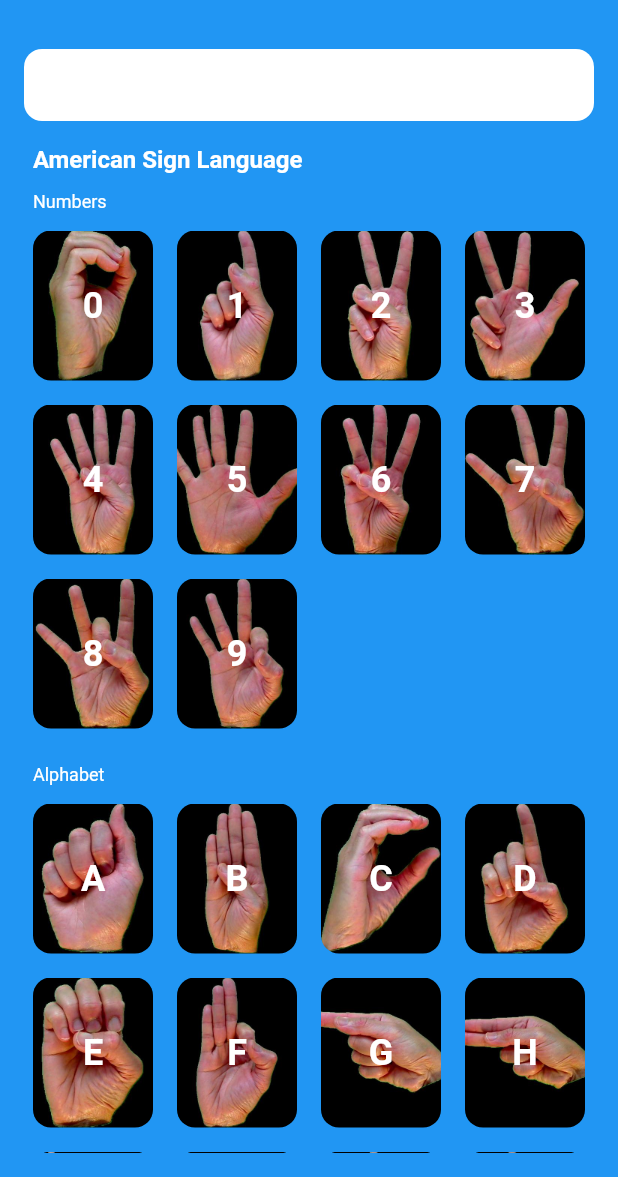
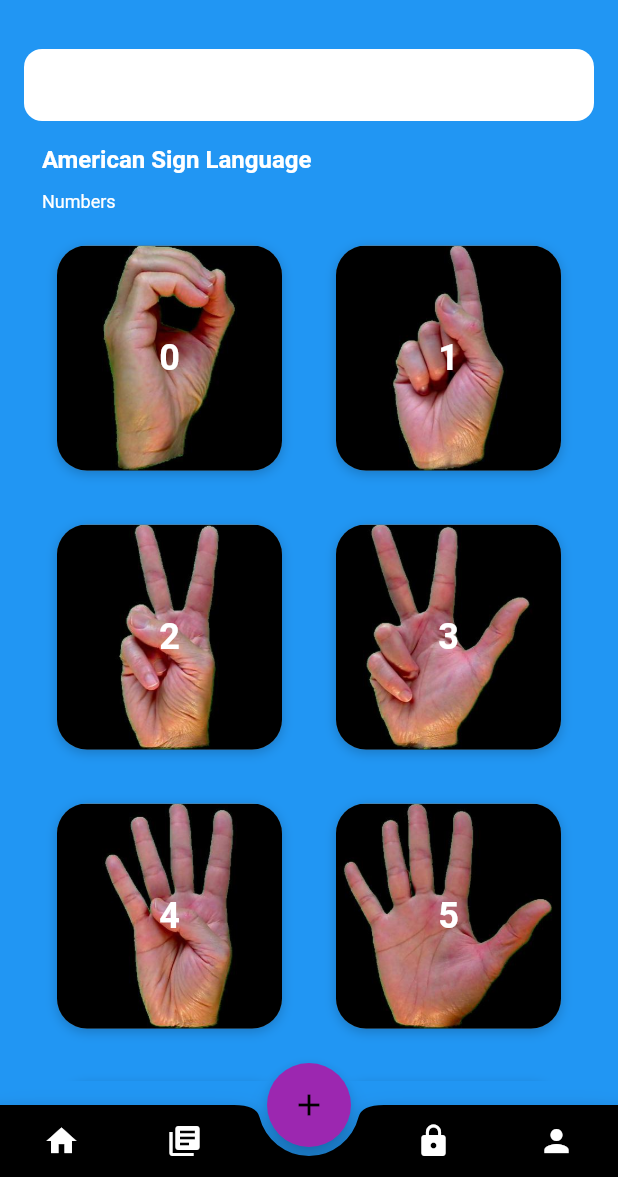
Before and after one commit to natdeci/new_signometry, a Flutter app: the DisctionaryScreen screen opened by its route, on a phone screen of 412 x 824 dp, the part 59-1236 px from its top. Run offline on Flutter 3.47's test engine with Material 2 defaults, Android fonts, the phone set to English and light mode, and no system bars.

Commit message:
Fixed navbar and back button functions

```diff
--- a/lib/main.dart
+++ b/lib/main.dart
@@ -92,25 +92,83 @@ class DisctionaryScreen extends StatelessWidget {
           ],
         ),
       ),
+      floatingActionButton: FloatingActionButton(
+        onPressed: () {
+
+        },
+        child: Icon(Icons.add),
+        backgroundColor: Colors.purple,
+      ),
+      floatingActionButtonLocation: FloatingActionButtonLocation.centerDocked,
+      bottomNavigationBar: BottomAppBar(
+        shape: CircularNotchedRectangle(),
+        color: Colors.black,
+        notchMargin: 6.0,
+        child: Row(
+          mainAxisSize: MainAxisSize.max,
+          mainAxisAlignment: MainAxisAlignment.spaceAround,
+          children: <Widget>[
+            IconButton(
+              icon: Icon(Icons.home, color: Colors.white),
+              onPressed: () {
+                Navigator.pop(context);
+              },
+            ),
+            IconButton(
+              icon: Icon(Icons.library_books, color: Colors.white),
+              onPressed: () {
+                Navigator.of(context).pushReplacement(MaterialPageRoute(builder: (context) => DisctionaryScreen()));
+              },
+            ),
+            SizedBox(width: 50),  // Creates space for the floating action button
+            IconButton(
+              icon: Icon(Icons.lock, color: Colors.white,),
+              onPressed: () {
+                Navigator.pop(context);
+                Navigator.of(context).pushNamed('/lock');
+              },
+            ),
+            IconButton(
+              icon: Icon(Icons.person, color: Colors.white),
+              onPressed: () {
+
+              },
+            ),
+          ],
+        ),
+      ),
       // Your Bottom Navigation Bar
     );
   }
 
   Widget _buildSignCard(String sign) {
     return Container(
-      width: 80,
-      height: 100,
+      margin: EdgeInsets.symmetric(vertical: 10.0, horizontal: 10.0), // Add spacing between the boxes
+      width: 150.0,  // Increase width
+      height: 150.0,  // Increase height
       decoration: BoxDecoration(
-        borderRadius: BorderRadius.circular(12.0),
+        color: Colors.blueGrey,
+        borderRadius: BorderRadius.circular(20.0),
+        boxShadow: [
+          BoxShadow(
+            color: Colors.black.withOpacity(0.2),
+            blurRadius: 6.0,
+            offset: Offset(0, 2),
+          ),
+        ],
         image: DecorationImage(
-          image: AssetImage('assets/$sign.jpeg'),  // Adjust based on your asset directory structure
+          image: AssetImage('assets/$sign.jpeg'),
           fit: BoxFit.cover,
         ),
       ),
       child: Center(
         child: Text(
           sign.toUpperCase(),
-          style: TextStyle(fontSize: 24, color: Colors.white, fontWeight: FontWeight.bold),
+          style: TextStyle(
+            fontSize: 24.0,  // Increase font size
+            fontWeight: FontWeight.bold,
+            color: Colors.white,
+          ),
         ),
       ),
     );
@@ -199,12 +257,15 @@ class LockPage extends StatelessWidget {
               icon: Icon(Icons.home, color: Colors.white),
               onPressed: () {
                 // Navigate to Home Page
+                Navigator.pop(context);
               },
             ),
             IconButton(
               icon: Icon(Icons.library_books, color: Colors.white),
               onPressed: () {
                 // Navigate to Library Page
+                Navigator.pop(context);
+                Navigator.of(context).pushNamed('/dict');
               },
             ),
             SizedBox(width: 50),  // Creates space for the floating action button
@@ -226,7 +287,7 @@ class LockPage extends StatelessWidget {
       floatingActionButton: FloatingActionButton(
         onPressed: () {
           // Action for floating button
-          Navigator.of(context).pushNamedAndRemoveUntil('/lock', ModalRoute.withName('/'));
+          // Navigator.of(context).pushNamedAndRemoveUntil('/lock', ModalRoute.withName('/'));
         },
         child: Icon(Icons.add),
         backgroundColor: Colors.purple,
```
